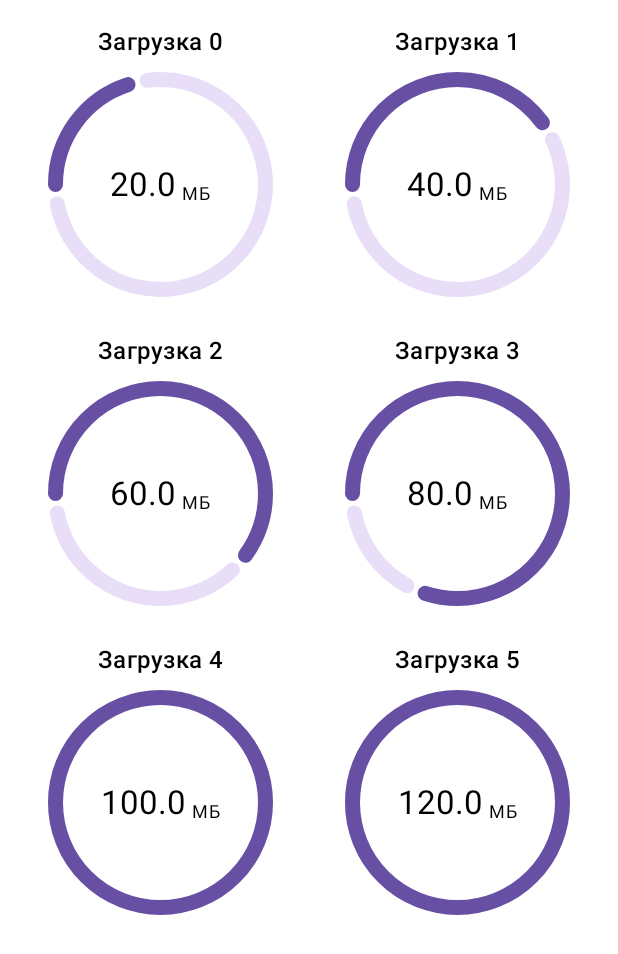
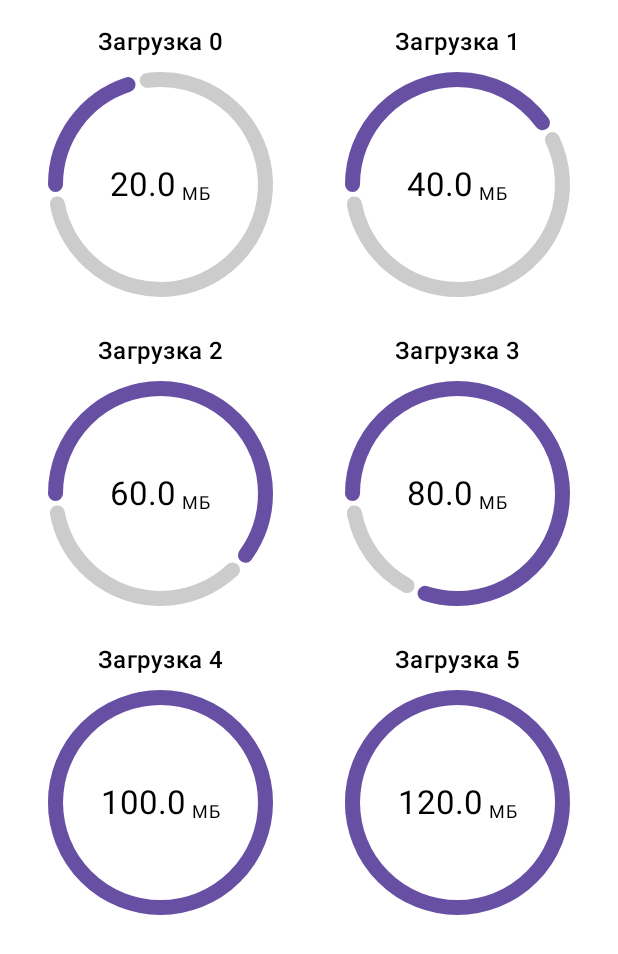
Before and after one commit to Nejjer/CompuMon, an Android app built with Jetpack Compose: the @Preview function GridOfProgressPreview, on a phone screen of 412 x 824 dp. Shown: the top 954 px of the screen. Run offline under Robolectric (Android 15) with nearby library versions, the light colour scheme and no system bars.

Commit message:
Minor fixes

```diff
--- a/app/src/main/java/com/devofy/compumon/view/PCStatusScreen.kt
+++ b/app/src/main/java/com/devofy/compumon/view/PCStatusScreen.kt
@@ -37,6 +37,7 @@ fun PCStatusScreen(viewModel: PCStatusViewModel) {
             indicators.add(IndicatorData("GPU", gpu.load, 100.0, "%"))
             indicators.add(IndicatorData("Gpu temp", gpu.temperature, 100.0, "°C"))
             indicators.add(IndicatorData("Gpu memory", gpu.memory.used, gpu.memory.total, "Gb"))
+            indicators.add(IndicatorData("FanSpeed", gpu.fanSpeed.toDouble(), 1800.0, "rpm"))
         }
 
         // Добавление данных RAM
--- a/app/src/main/java/com/devofy/compumon/view/components/LoadingIndicator.kt
+++ b/app/src/main/java/com/devofy/compumon/view/components/LoadingIndicator.kt
@@ -22,6 +22,7 @@ import androidx.compose.runtime.Composable
 import androidx.compose.runtime.LaunchedEffect
 import androidx.compose.ui.Alignment
 import androidx.compose.ui.Modifier
+import androidx.compose.ui.graphics.Color
 import androidx.compose.ui.graphics.StrokeCap
 import androidx.compose.ui.graphics.graphicsLayer
 import androidx.compose.ui.tooling.preview.Preview
@@ -74,6 +75,7 @@ fun LoadingIndicator(
                     .fillMaxSize()
                     .graphicsLayer { rotationZ = -90f },
                 strokeCap = StrokeCap.Round,
+                trackColor = Color.LightGray
             )
 
             Row(
```
